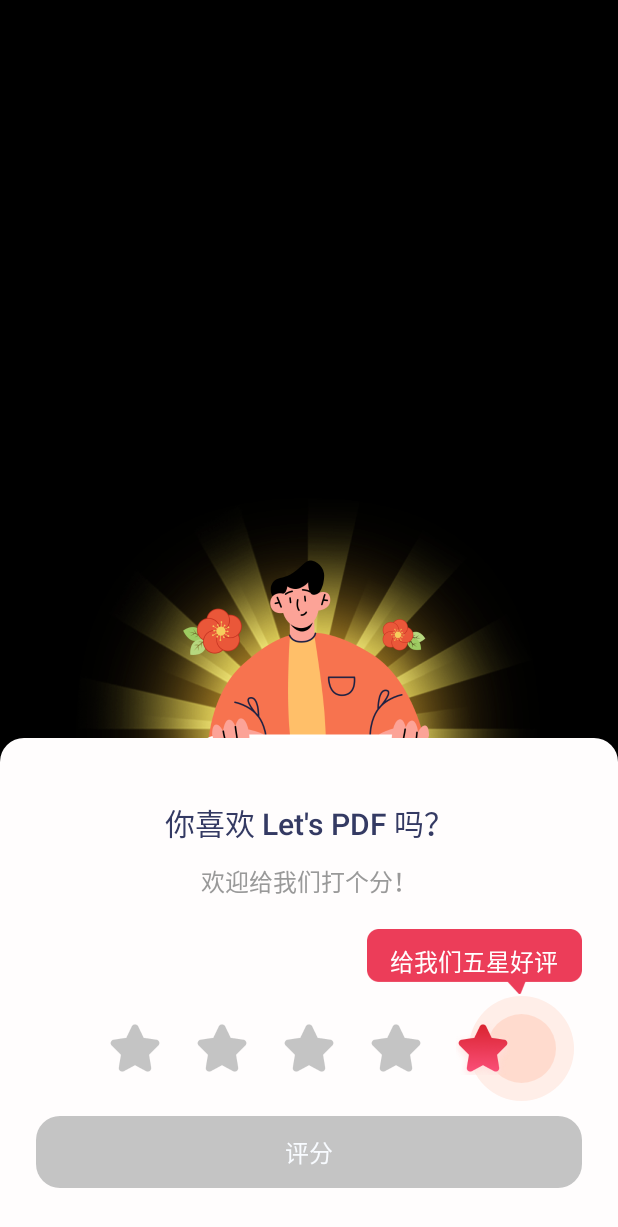
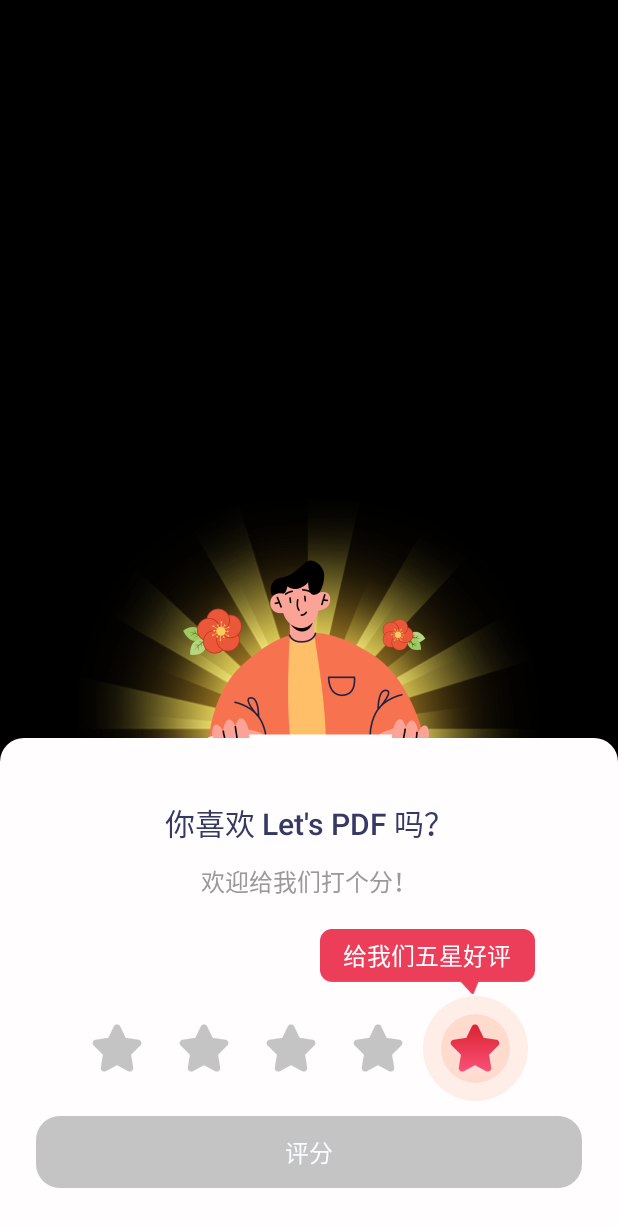
Before and after one commit to Joker-Lumenix/PDFReader, an Android app: the RatingActivity screen opened directly, with no data from a screen before it, on a phone screen of 412 x 824 dp. Shown: the top 1227 px of the screen. Run offline under Robolectric (Android 15) with nearby library versions, the phone set to English and light mode, and no system bars.

Commit message:
调整评分应用评分弹窗的UI

```diff
--- a/app/src/main/res/layout/settings_rating_activity.xml
+++ b/app/src/main/res/layout/settings_rating_activity.xml
@@ -75,10 +75,11 @@
             android:layout_width="143dp"
             android:layout_height="43dp"
             android:layout_marginTop="20dp"
-            android:layout_marginEnd="24dp"
+            android:layout_marginEnd="55dp"
             android:background="@mipmap/ic_chat_bg"
             android:fontFamily="sans-serif-medium"
             android:gravity="center"
+            android:paddingBottom="8dp"
             android:text="@string/rating_top_rating"
             android:textColor="@color/white"
             android:textSize="16sp"
@@ -94,25 +95,10 @@
             app:layout_constraintStart_toStartOf="parent"
             app:layout_constraintTop_toBottomOf="@id/tvBubble">
 
-            <!-- The two halos behind the fifth star are drawn in code. -->
-            <View
-                android:id="@+id/vStarHalo"
-                android:layout_width="70dp"
-                android:layout_height="70dp"
-                android:layout_gravity="end|center_vertical"
-                android:layout_marginEnd="29dp" />
-
-            <View
-                android:id="@+id/vStarCore"
-                android:layout_width="46dp"
-                android:layout_height="46dp"
-                android:layout_gravity="end|center_vertical"
-                android:layout_marginEnd="41dp" />
-
             <LinearLayout
                 android:id="@+id/llStarRow"
                 android:layout_width="match_parent"
-                android:layout_height="36dp"
+                android:layout_height="match_parent"
                 android:layout_gravity="center_vertical"
                 android:gravity="center"
                 android:orientation="horizontal">
@@ -145,16 +131,39 @@
                     android:id="@+id/ivStar4"
                     android:layout_width="36dp"
                     android:layout_height="36dp"
-                    android:layout_marginEnd="22dp"
                     android:contentDescription="@null"
+                    android:layout_marginEnd="12dp"
                     android:src="@mipmap/ic_star_unselect" />
+
+                <FrameLayout
+                    android:layout_width="wrap_content"
+                    android:layout_height="wrap_content"
+                    >
+
+                    <!-- The two halos behind the fifth star are drawn in code. -->
+                    <View
+                        android:id="@+id/vStarHalo"
+                        android:layout_width="70dp"
+                        android:layout_height="70dp"
+                        android:layout_gravity="center"
+                        />
+
+                    <View
+                        android:id="@+id/vStarCore"
+                        android:layout_width="46dp"
+                        android:layout_height="46dp"
+                        android:layout_gravity="center"/>
 
                     <ImageView
                         android:id="@+id/ivStar5"
                         android:layout_width="36dp"
                         android:layout_height="36dp"
                         android:contentDescription="@null"
+                        android:layout_gravity="center"
                         android:src="@mipmap/ic_star_unselect" />
+
+                </FrameLayout>
+
             </LinearLayout>
         </FrameLayout>
 
```
Lines whose indentation alone changed are shown as unchanged.
